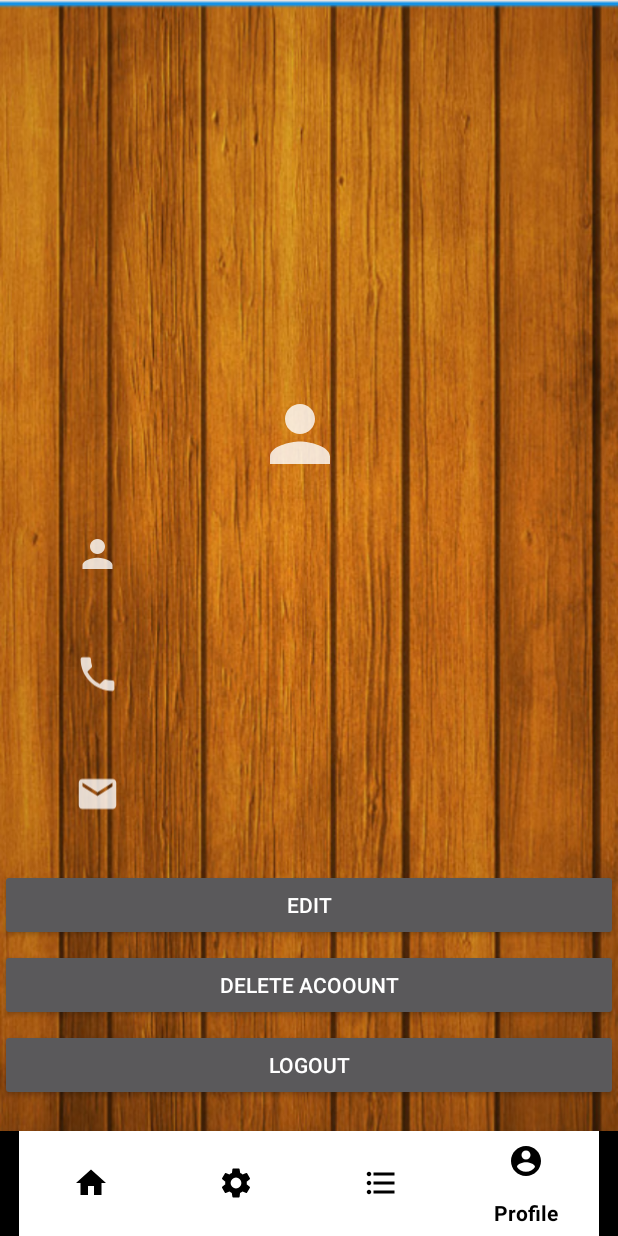
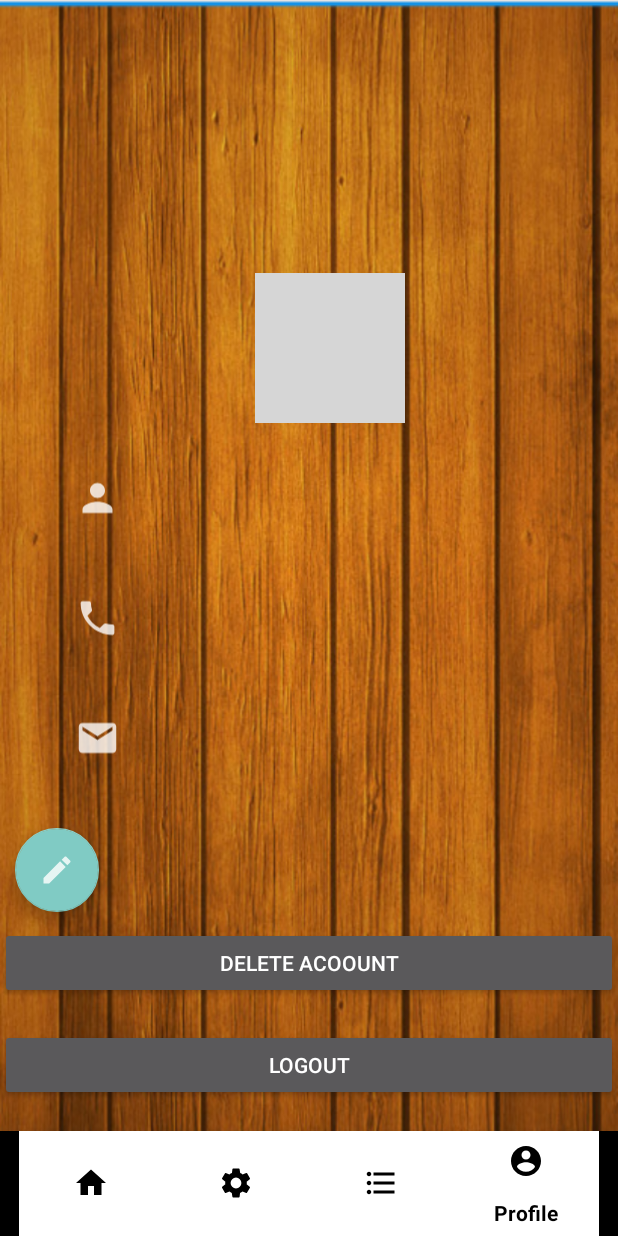
Before and after one commit to AP-Elektronica-ICT/intprojectrepo-thermo-team, an Android app: the Profile screen opened directly, with no data from a screen before it, on a phone screen of 412 x 824 dp. Run offline under Robolectric (Android 15) with nearby library versions, the phone set to English and light mode, and no system bars; our stand-ins replace Firebase (no records; nobody signed in at launch, a user with empty details on screens opened directly), Picasso; Roboto replaces fonts that are not available here; grey boxes are pictures that could not be loaded.

Commit message:
abbility to change user profile info and profile picture

```diff
--- a/thermo-sauna/app/src/main/AndroidManifest.xml
+++ b/thermo-sauna/app/src/main/AndroidManifest.xml
@@ -3,6 +3,9 @@
     package="com.app.vinnie.myapplication">
 
     <uses-permission android:name="android.permission.INTERNET" />
+    <uses-permission android:name="android.permission.CAMERA" />
+    <uses-permission android:name="android.permission.WRITE_EXTERNAL_STORAGE" />
+
 
     <application
         android:allowBackup="true"
--- a/thermo-sauna/app/src/main/java/com/app/vinnie/myapplication/Register.java
+++ b/thermo-sauna/app/src/main/java/com/app/vinnie/myapplication/Register.java
@@ -64,12 +64,7 @@ public class Register extends AppCompatActivity {
         mAuth = FirebaseAuth.getInstance();
         mStore = FirebaseFirestore.getInstance();
 
-        // voor als ge al ingelogd is --> direct naar mainactivity
-     //   if (mAuth.getCurrentUser() != null){
-       //     startActivity(new Intent(getApplicationContext(), MainActivity.class));
-         //   finish();
 
-        //}
 
         mRegisterbtn.setOnClickListener(new View.OnClickListener() {
             @Override
@@ -118,6 +113,7 @@ public class Register extends AppCompatActivity {
                             user.put("uname", username);
                             user.put("email", email);
                             user.put("phone", phoneNumber);
+                            user.put("image", "");
 
                             documentReference.set(user).addOnSuccessListener(new OnSuccessListener<Void>() {
                                 @Override
--- /dev/null
+++ b/thermo-sauna/app/src/main/res/drawable-anydpi/ic_edit.xml
@@ -0,0 +1,11 @@
+<vector xmlns:android="http://schemas.android.com/apk/res/android"
+    android:width="24dp"
+    android:height="24dp"
+    android:viewportWidth="24"
+    android:viewportHeight="24"
+    android:tint="#FFFFFF"
+    android:alpha="0.8">
+    <path
+        android:fillColor="#FF000000"
+        android:pathData="M3,17.25V21h3.75L17.81,9.94l-3.75,-3.75L3,17.25zM20.71,7.04c0.39,-0.39 0.39,-1.02 0,-1.41l-2.34,-2.34c-0.39,-0.39 -1.02,-0.39 -1.41,0l-1.83,1.83 3.75,3.75 1.83,-1.83z"/>
+</vector>
--- a/thermo-sauna/app/src/main/res/layout/activity_profile.xml
+++ b/thermo-sauna/app/src/main/res/layout/activity_profile.xml
@@ -23,10 +23,11 @@
             android:layout_marginBottom="20dp">
 
             <ImageView
-                android:id="@+id/userProfilepic"
-                android:layout_width="60dp"
-                android:layout_height="60dp"
-                android:src="@drawable/ic_user_name"/>
+                android:id="@+id/Profilepic"
+                android:layout_width="100dp"
+                android:layout_height="100dp"
+                android:src="@drawable/ic_user_name"
+                android:background="@color/colorPrimary"/>
 
 
 
@@ -94,26 +95,27 @@
                 android:layout_height="match_parent"/>
         </LinearLayout>
 
+        <com.google.android.material.floatingactionbutton.FloatingActionButton
+            android:layout_width="wrap_content"
+            android:layout_height="wrap_content"
+            android:layout_margin="10dp"
+            android:id="@+id/fab"
+            android:src="@drawable/ic_edit"
+            />
+
         <LinearLayout
             android:layout_width="match_parent"
             android:layout_height="wrap_content"
             android:orientation="vertical"
              >
-
-        <Button
-            android:id="@+id/ButtonEdit"
-            android:layout_width="match_parent"
-            android:layout_height="wrap_content"
-            android:layout_marginBottom="5dp"
-            android:text="@string/edit" />
-
             <Button
                 android:id="@+id/ButtonDelete"
                 android:layout_width="match_parent"
                 android:layout_height="wrap_content"
-            android:layout_marginBottom="5dp"
+                android:layout_marginBottom="20dp"
                 android:text="@string/delete_acoount"
                 />
+
             <Button
             android:id="@+id/ButtonLogout"
             android:layout_width="match_parent"
```
Also changed, not shown: thermo-sauna/app/build.gradle (+12 -5 lines), thermo-sauna/app/src/main/java/com/app/vinnie/myapplication/Profile.java (+398 -16 lines), thermo-sauna/app/src/main/res/drawable-hdpi/ic_edit.png (added), thermo-sauna/app/src/main/res/drawable-mdpi/ic_edit.png (added), thermo-sauna/app/src/main/res/drawable-xhdpi/ic_edit.png (added), thermo-sauna/app/src/main/res/drawable-xxhdpi/ic_edit.png (added), 398 other files. Lines whose indentation alone changed are shown as unchanged.
